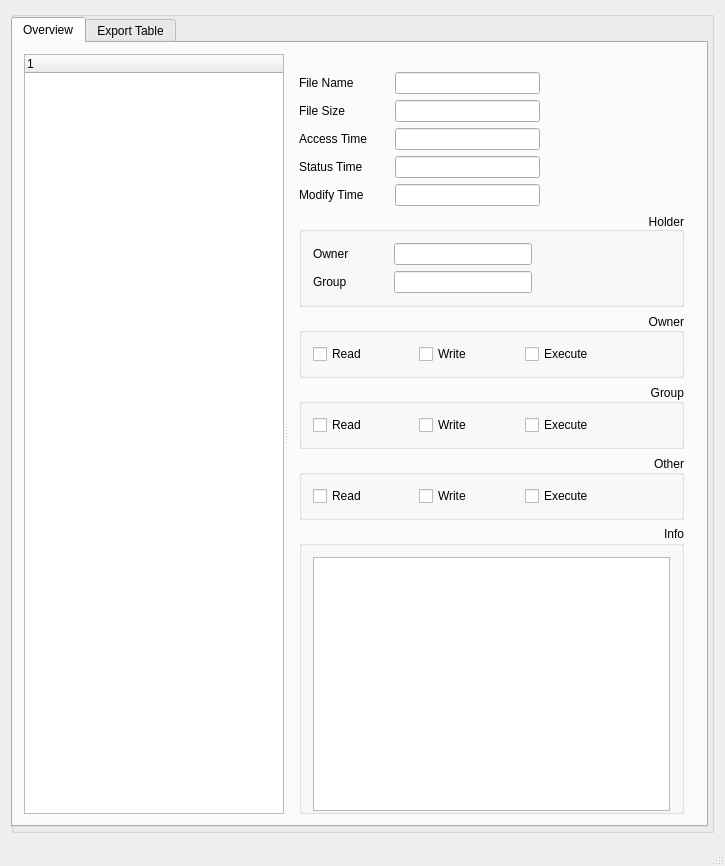
Qt form mainwindow.ui (bas524/linuxdependency) before a commit.
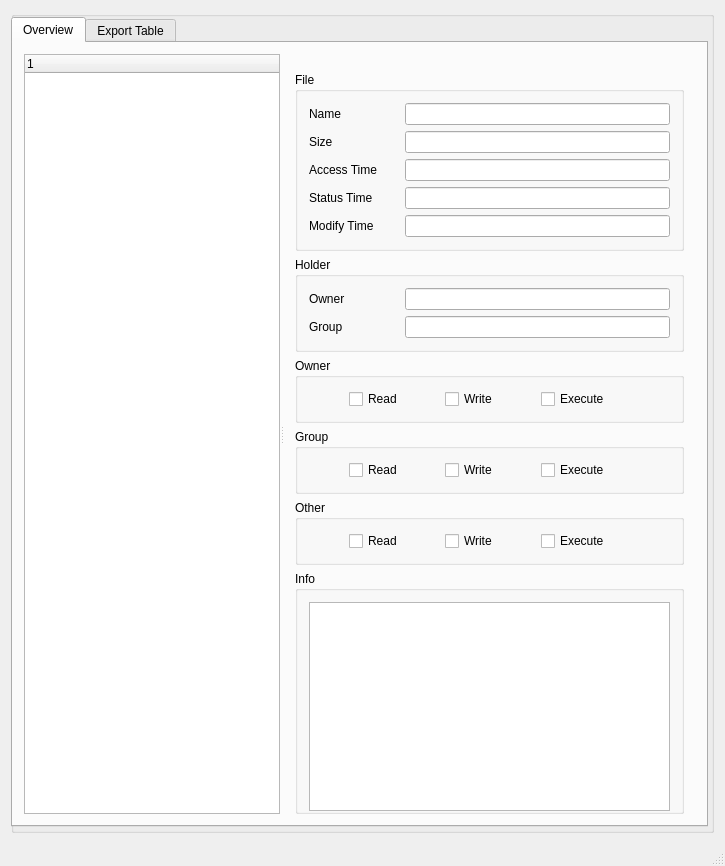
The same form after that commit. Icons and pictures are not drawn.

Patch:
```diff
--- a/mainwindow.ui
+++ b/mainwindow.ui
@@ -22,9 +22,6 @@
    <iconset>
     <normaloff>Qldd.ico</normaloff>Qldd.ico</iconset>
   </property>
-  <property name="styleSheet">
-   <string notr="true"/>
-  </property>
   <widget class="QWidget" name="centralWidget">
    <layout class="QGridLayout" name="gridLayout_6">
     <item row="0" column="0" rowspan="4" colspan="2">
@@ -87,6 +84,12 @@
              <number>0</number>
             </property>
             <item>
+             <widget class="QGroupBox" name="groupBoxFileInfo">
+              <property name="title">
+               <string>File</string>
+              </property>
+              <layout class="QVBoxLayout" name="verticalLayout_2">
+               <item>
              <layout class="QHBoxLayout" name="horizontalLayout">
               <item>
                <widget class="QLabel" name="labelName">
@@ -97,7 +100,7 @@
                  </size>
                 </property>
                 <property name="text">
-                 <string>File Name</string>
+                    <string>Name</string>
                 </property>
                </widget>
               </item>
@@ -108,19 +111,6 @@
                 </property>
                </widget>
               </item>
-              <item>
-               <spacer name="horizontalSpacer_6">
-                <property name="orientation">
-                 <enum>Qt::Horizontal</enum>
-                </property>
-                <property name="sizeHint" stdset="0">
-                 <size>
-                  <width>40</width>
-                  <height>20</height>
-                 </size>
-                </property>
-               </spacer>
-              </item>
              </layout>
             </item>
             <item>
@@ -134,7 +124,7 @@
                  </size>
                 </property>
                 <property name="text">
-                 <string>File Size</string>
+                    <string>Size</string>
                 </property>
                </widget>
               </item>
@@ -145,19 +135,6 @@
                 </property>
                </widget>
               </item>
-              <item>
-               <spacer name="horizontalSpacer_7">
-                <property name="orientation">
-                 <enum>Qt::Horizontal</enum>
-                </property>
-                <property name="sizeHint" stdset="0">
-                 <size>
-                  <width>40</width>
-                  <height>20</height>
-                 </size>
-                </property>
-               </spacer>
-              </item>
              </layout>
             </item>
             <item>
@@ -182,19 +159,6 @@
                 </property>
                </widget>
               </item>
-              <item>
-               <spacer name="horizontalSpacer_8">
-                <property name="orientation">
-                 <enum>Qt::Horizontal</enum>
-                </property>
-                <property name="sizeHint" stdset="0">
-                 <size>
-                  <width>40</width>
-                  <height>20</height>
-                 </size>
-                </property>
-               </spacer>
-              </item>
              </layout>
             </item>
             <item>
@@ -219,19 +183,6 @@
                 </property>
                </widget>
               </item>
-              <item>
-               <spacer name="horizontalSpacer_9">
-                <property name="orientation">
-                 <enum>Qt::Horizontal</enum>
-                </property>
-                <property name="sizeHint" stdset="0">
-                 <size>
-                  <width>40</width>
-                  <height>20</height>
-                 </size>
-                </property>
-               </spacer>
-              </item>
              </layout>
             </item>
             <item>
@@ -256,61 +207,22 @@
                 </property>
                </widget>
               </item>
-              <item>
-               <spacer name="horizontalSpacer_10">
-                <property name="orientation">
-                 <enum>Qt::Horizontal</enum>
-                </property>
-                <property name="sizeHint" stdset="0">
-                 <size>
-                  <width>40</width>
-                  <height>20</height>
-                 </size>
-                </property>
-               </spacer>
-              </item>
-             </layout>
+                </layout>
+               </item>
+              </layout>
+             </widget>
             </item>
             <item>
              <widget class="QGroupBox" name="groupUserGroup">
               <property name="title">
                <string>Holder</string>
               </property>
-              <property name="alignment">
-               <set>Qt::AlignBottom|Qt::AlignRight|Qt::AlignTrailing</set>
-              </property>
               <layout class="QGridLayout" name="gridLayout_7">
-               <item row="0" column="0">
-                <widget class="QLabel" name="labelOwner">
-                 <property name="minimumSize">
-                  <size>
-                   <width>75</width>
-                   <height>0</height>
-                  </size>
-                 </property>
-                 <property name="text">
-                  <string>Owner</string>
-                 </property>
-                </widget>
-               </item>
-               <item row="0" column="2">
-                <spacer name="horizontalSpacer_4">
-                 <property name="orientation">
-                  <enum>Qt::Horizontal</enum>
-                 </property>
-                 <property name="sizeHint" stdset="0">
-                  <size>
-                   <width>40</width>
-                   <height>20</height>
-                  </size>
-                 </property>
-                </spacer>
-               </item>
                <item row="2" column="0">
                 <widget class="QLabel" name="labelGroup">
                  <property name="minimumSize">
                   <size>
-                   <width>75</width>
+                   <width>90</width>
                    <height>0</height>
                   </size>
                  </property>
@@ -333,18 +245,18 @@
                  </property>
                 </widget>
                </item>
-               <item row="2" column="2">
-                <spacer name="horizontalSpacer_5">
-                 <property name="orientation">
-                  <enum>Qt::Horizontal</enum>
-                 </property>
-                 <property name="sizeHint" stdset="0">
+               <item row="0" column="0">
+                <widget class="QLabel" name="labelOwner">
+                 <property name="minimumSize">
                   <size>
-                   <width>40</width>
-                   <height>20</height>
+                   <width>90</width>
+                   <height>0</height>
                   </size>
                  </property>
-                </spacer>
+                 <property name="text">
+                  <string>Owner</string>
+                 </property>
+                </widget>
                </item>
               </layout>
              </widget>
@@ -354,18 +266,15 @@
               <property name="title">
                <string>Owner</string>
               </property>
-              <property name="alignment">
-               <set>Qt::AlignRight|Qt::AlignTrailing|Qt::AlignVCenter</set>
-              </property>
               <property name="flat">
                <bool>false</bool>
               </property>
               <layout class="QGridLayout" name="gridLayout_4">
-               <item row="0" column="1">
+               <item row="0" column="2">
                 <widget class="QCheckBox" name="checkBoxOwnerWrite">
                  <property name="minimumSize">
                   <size>
-                   <width>100</width>
+                   <width>90</width>
                    <height>0</height>
                   </size>
                  </property>
@@ -377,11 +286,11 @@
                  </property>
                 </widget>
                </item>
-               <item row="0" column="0">
+               <item row="0" column="1">
                 <widget class="QCheckBox" name="checkBoxOwnerRead">
                  <property name="minimumSize">
                   <size>
-                   <width>100</width>
+                   <width>90</width>
                    <height>0</height>
                   </size>
                  </property>
@@ -393,23 +302,7 @@
                  </property>
                 </widget>
                </item>
-               <item row="0" column="2">
-                <widget class="QCheckBox" name="checkBoxOwnerExec">
-                 <property name="minimumSize">
-                  <size>
-                   <width>100</width>
-                   <height>0</height>
-                  </size>
-                 </property>
-                 <property name="text">
-                  <string>Execute</string>
-                 </property>
-                 <property name="checkable">
-                  <bool>true</bool>
-                 </property>
-                </widget>
-               </item>
-               <item row="0" column="3">
+               <item row="0" column="4">
                 <spacer name="horizontalSpacer">
                  <property name="orientation">
                   <enum>Qt::Horizontal</enum>
@@ -422,6 +315,38 @@
                  </property>
                 </spacer>
                </item>
+               <item row="0" column="3">
+                <widget class="QCheckBox" name="checkBoxOwnerExec">
+                 <property name="minimumSize">
+                  <size>
+                   <width>90</width>
+                   <height>0</height>
+                  </size>
+                 </property>
+                 <property name="text">
+                  <string>Execute</string>
+                 </property>
+                 <property name="checkable">
+                  <bool>true</bool>
+                 </property>
+                </widget>
+               </item>
+               <item row="0" column="0">
+                <spacer name="horizontalSpacer_4">
+                 <property name="orientation">
+                  <enum>Qt::Horizontal</enum>
+                 </property>
+                 <property name="sizeType">
+                  <enum>QSizePolicy::Fixed</enum>
+                 </property>
+                 <property name="sizeHint" stdset="0">
+                  <size>
+                   <width>40</width>
+                   <height>20</height>
+                  </size>
+                 </property>
+                </spacer>
+               </item>
               </layout>
              </widget>
             </item>
@@ -430,18 +355,28 @@
               <property name="title">
                <string>Group</string>
               </property>
-              <property name="alignment">
-               <set>Qt::AlignRight|Qt::AlignTrailing|Qt::AlignVCenter</set>
-              </property>
               <property name="flat">
                <bool>false</bool>
               </property>
               <layout class="QGridLayout" name="gridLayout_3">
-               <item row="0" column="2">
+               <item row="0" column="4">
+                <spacer name="horizontalSpacer_2">
+                 <property name="orientation">
+                  <enum>Qt::Horizontal</enum>
+                 </property>
+                 <property name="sizeHint" stdset="0">
+                  <size>
+                   <width>40</width>
+                   <height>20</height>
+                  </size>
+                 </property>
+                </spacer>
+               </item>
+               <item row="0" column="3">
                 <widget class="QCheckBox" name="checkBoxGroupExec">
                  <property name="minimumSize">
                   <size>
-                   <width>100</width>
+                   <width>90</width>
                    <height>0</height>
                   </size>
                  </property>
@@ -454,26 +389,10 @@
                 </widget>
                </item>
                <item row="0" column="1">
-                <widget class="QCheckBox" name="checkBoxGroupWrite">
-                 <property name="minimumSize">
-                  <size>
-                   <width>100</width>
-                   <height>0</height>
-                  </size>
-                 </property>
-                 <property name="text">
-                  <string>Write</string>
-                 </property>
-                 <property name="checkable">
-                  <bool>true</bool>
-                 </property>
-                </widget>
-               </item>
-               <item row="0" column="0">
                 <widget class="QCheckBox" name="checkBoxGroupRead">
                  <property name="minimumSize">
                   <size>
-                   <width>100</width>
+                   <width>90</width>
                    <height>0</height>
                   </size>
                  </property>
@@ -485,11 +404,30 @@
                  </property>
                 </widget>
                </item>
-               <item row="0" column="3">
-                <spacer name="horizontalSpacer_2">
+               <item row="0" column="2">
+                <widget class="QCheckBox" name="checkBoxGroupWrite">
+                 <property name="minimumSize">
+                  <size>
+                   <width>90</width>
+                   <height>0</height>
+                  </size>
+                 </property>
+                 <property name="text">
+                  <string>Write</string>
+                 </property>
+                 <property name="checkable">
+                  <bool>true</bool>
+                 </property>
+                </widget>
+               </item>
+               <item row="0" column="0">
+                <spacer name="horizontalSpacer_5">
                  <property name="orientation">
                   <enum>Qt::Horizontal</enum>
                  </property>
+                 <property name="sizeType">
+                  <enum>QSizePolicy::Fixed</enum>
+                 </property>
                  <property name="sizeHint" stdset="0">
                   <size>
                    <width>40</width>
@@ -506,18 +444,31 @@
               <property name="title">
                <string>Other</string>
               </property>
-              <property name="alignment">
-               <set>Qt::AlignRight|Qt::AlignTrailing|Qt::AlignVCenter</set>
-              </property>
               <property name="flat">
                <bool>false</bool>
               </property>
               <layout class="QGridLayout" name="gridLayout_2">
                <item row="0" column="2">
+                <widget class="QCheckBox" name="checkBoxOtherWrite">
+                 <property name="minimumSize">
+                  <size>
+                   <width>90</width>
+                   <height>0</height>
+                  </size>
+                 </property>
+                 <property name="text">
+                  <string>Write</string>
+                 </property>
+                 <property name="checkable">
+                  <bool>true</bool>
+                 </property>
+                </widget>
+               </item>
+               <item row="0" column="3">
                 <widget class="QCheckBox" name="checkBoxOtherExec">
                  <property name="minimumSize">
                   <size>
-                   <width>100</width>
+                   <width>90</width>
                    <height>0</height>
                   </size>
                  </property>
@@ -529,14 +480,27 @@
                  </property>
                 </widget>
                </item>
-               <item row="0" column="0">
+               <item row="0" column="4">
+                <spacer name="horizontalSpacer_3">
+                 <property name="orientation">
+                  <enum>Qt::Horizontal</enum>
+                 </property>
+                 <property name="sizeHint" stdset="0">
+                  <size>
+                   <width>40</width>
+                   <height>20</height>
+                  </size>
+                 </property>
+                </spacer>
+               </item>
+               <item row="0" column="1">
                 <widget class="QCheckBox" name="checkBoxOtherRead">
                  <property name="enabled">
                   <bool>true</bool>
                  </property>
                  <property name="minimumSize">
                   <size>
-                   <width>100</width>
+                   <width>90</width>
                    <height>0</height>
                   </size>
                  </property>
@@ -557,27 +521,14 @@
                  </property>
                 </widget>
                </item>
-               <item row="0" column="1">
-                <widget class="QCheckBox" name="checkBoxOtherWrite">
-                 <property name="minimumSize">
-                  <size>
-                   <width>100</width>
-                   <height>0</height>
-                  </size>
-                 </property>
-                 <property name="text">
-                  <string>Write</string>
-                 </property>
-                 <property name="checkable">
-                  <bool>true</bool>
-                 </property>
-                </widget>
-               </item>
-               <item row="0" column="3">
-                <spacer name="horizontalSpacer_3">
+               <item row="0" column="0">
+                <spacer name="horizontalSpacer_6">
                  <property name="orientation">
                   <enum>Qt::Horizontal</enum>
                  </property>
+                 <property name="sizeType">
+                  <enum>QSizePolicy::Fixed</enum>
+                 </property>
                  <property name="sizeHint" stdset="0">
                   <size>
                    <width>40</width>
@@ -594,15 +545,18 @@
               <property name="title">
                <string>Info</string>
               </property>
-              <property name="alignment">
-               <set>Qt::AlignRight|Qt::AlignTop|Qt::AlignTrailing</set>
-              </property>
-              <layout class="QGridLayout" name="gridLayout_5">
+              <layout class="QHBoxLayout" name="horizontalLayout_6">
                <property name="bottomMargin">
                 <number>0</number>
                </property>
-               <item row="0" column="0">
+               <item>
                 <widget class="QTextEdit" name="textEditInformation">
+                 <property name="minimumSize">
+                  <size>
+                   <width>0</width>
+                   <height>0</height>
+                  </size>
+                 </property>
                  <property name="readOnly">
                   <bool>true</bool>
                  </property>
```
Left out of the diff: 2 changed lines with no effect on the pictures. Lines whose indentation alone changed are shown as unchanged.
